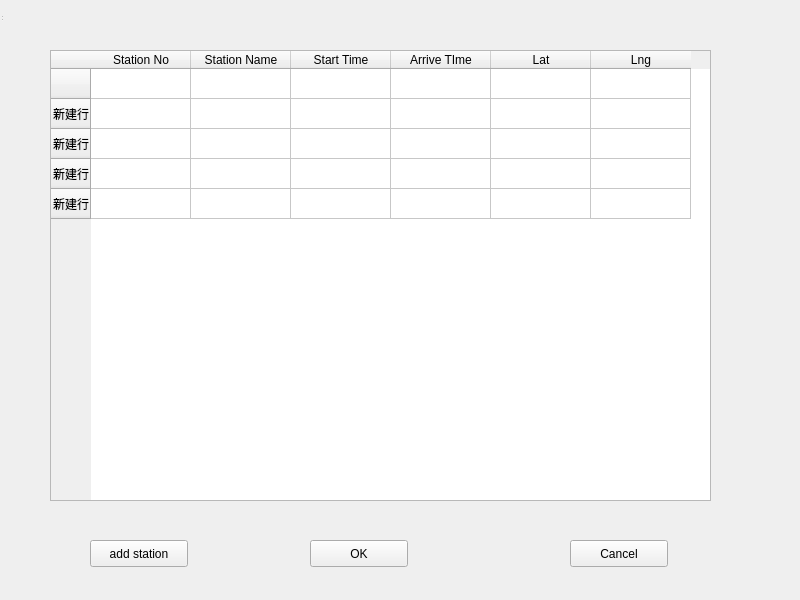
Qt form detailinfowin.ui (zhangxuran11/TrainLineEdit) before a commit.
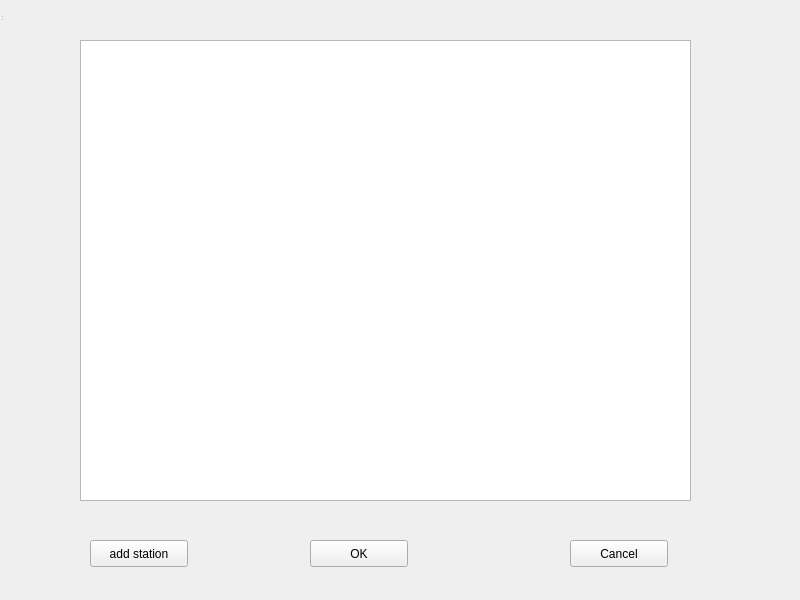
The same form after that commit.

Patch:
```diff
--- a/detailinfowin.ui
+++ b/detailinfowin.ui
@@ -13,71 +13,6 @@
   <property name="windowTitle">
    <string>MainWindow</string>
   </property>
-  <widget class="QTableWidget" name="tableWidget">
-   <property name="geometry">
-    <rect>
-     <x>50</x>
-     <y>50</y>
-     <width>661</width>
-     <height>451</height>
-    </rect>
-   </property>
-   <row>
-    <property name="text">
-     <string/>
-    </property>
-   </row>
-   <row>
-    <property name="text">
-     <string>新建行</string>
-    </property>
-   </row>
-   <row>
-    <property name="text">
-     <string>新建行</string>
-    </property>
-   </row>
-   <row>
-    <property name="text">
-     <string>新建行</string>
-    </property>
-   </row>
-   <row>
-    <property name="text">
-     <string>新建行</string>
-    </property>
-   </row>
-   <column>
-    <property name="text">
-     <string>Station No</string>
-    </property>
-   </column>
-   <column>
-    <property name="text">
-     <string>Station Name</string>
-    </property>
-   </column>
-   <column>
-    <property name="text">
-     <string>Start Time</string>
-    </property>
-   </column>
-   <column>
-    <property name="text">
-     <string>Arrive TIme</string>
-    </property>
-   </column>
-   <column>
-    <property name="text">
-     <string>Lat</string>
-    </property>
-   </column>
-   <column>
-    <property name="text">
-     <string>Lng</string>
-    </property>
-   </column>
-  </widget>
   <widget class="QPushButton" name="add_btn">
    <property name="geometry">
     <rect>
@@ -127,6 +62,16 @@
     </rect>
    </property>
   </widget>
+  <widget class="QTableView" name="tableView">
+   <property name="geometry">
+    <rect>
+     <x>80</x>
+     <y>40</y>
+     <width>611</width>
+     <height>461</height>
+    </rect>
+   </property>
+  </widget>
  </widget>
  <resources/>
  <connections/>
```
